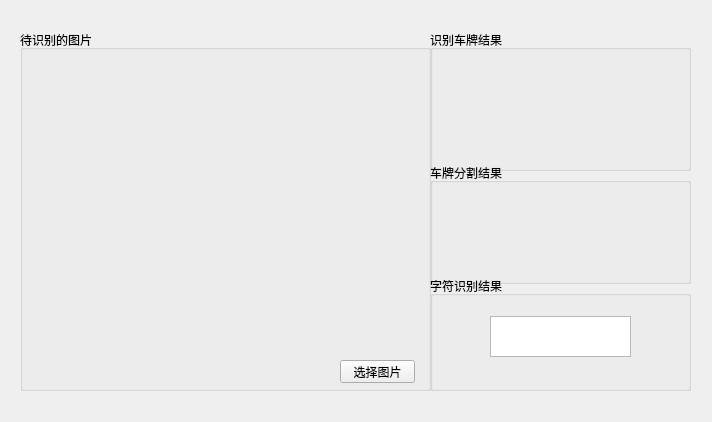
This is Gui/车牌识别调试窗口V2_0.ui in 625607188/LPR as Qt 5 draws it before an edit. The edited form follows.
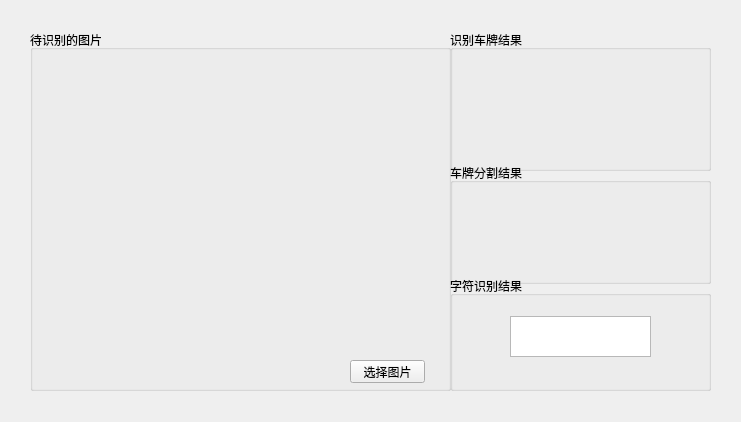
This is the edited form.

```diff
--- a/Gui/车牌识别调试窗口V2_0.ui
+++ b/Gui/车牌识别调试窗口V2_0.ui
@@ -6,7 +6,7 @@
    <rect>
     <x>0</x>
     <y>0</y>
-    <width>712</width>
+    <width>741</width>
     <height>422</height>
    </rect>
   </property>
@@ -17,9 +17,9 @@
    <widget class="QGroupBox" name="groupBox">
     <property name="geometry">
      <rect>
-      <x>20</x>
+      <x>30</x>
       <y>30</y>
-      <width>411</width>
+      <width>421</width>
       <height>361</height>
      </rect>
     </property>
@@ -31,8 +31,8 @@
       <rect>
        <x>9</x>
        <y>20</y>
-       <width>391</width>
-       <height>301</height>
+       <width>400</width>
+       <height>300</height>
       </rect>
      </property>
      <property name="text">
@@ -59,7 +59,7 @@
    <widget class="QGroupBox" name="groupBox_2">
     <property name="geometry">
      <rect>
-      <x>430</x>
+      <x>450</x>
       <y>30</y>
       <width>261</width>
       <height>141</height>
@@ -88,7 +88,7 @@
    <widget class="QGroupBox" name="groupBox_3">
     <property name="geometry">
      <rect>
-      <x>430</x>
+      <x>450</x>
       <y>163</y>
       <width>261</width>
       <height>121</height>
@@ -183,7 +183,7 @@
    <widget class="QGroupBox" name="groupBox_4">
     <property name="geometry">
      <rect>
-      <x>430</x>
+      <x>450</x>
       <y>276</y>
       <width>261</width>
       <height>115</height>
```
Left out of the diff: 2 changed lines with no effect on the pictures.
